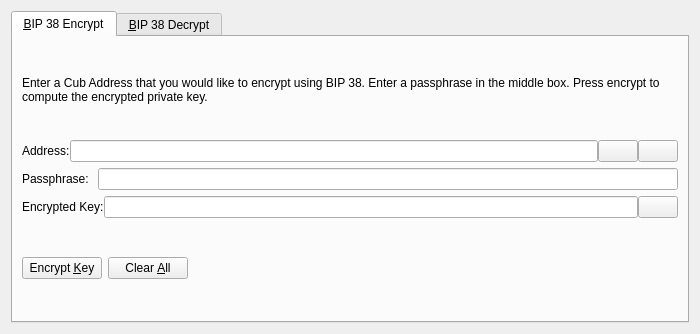
Above: src/qt/forms/bip38tooldialog.ui from cubex-network/cubex before the change. Below: the same form after it.
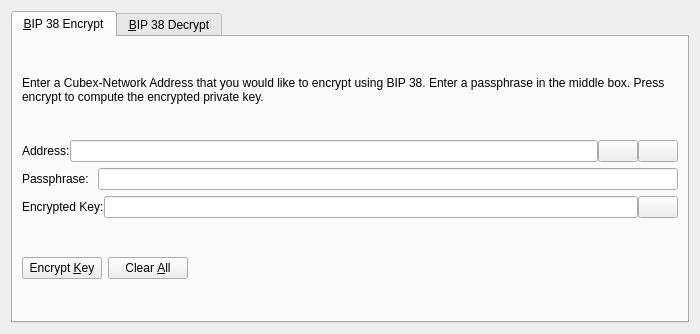
That is the form after the change. The open tabs and pages were chosen to show the change. Icons and pictures are not drawn. Custom widgets are drawn as their Qt base class.

```diff
--- a/src/qt/forms/bip38tooldialog.ui
+++ b/src/qt/forms/bip38tooldialog.ui
@@ -30,7 +30,7 @@
        <item>
         <widget class="QLabel" name="infoLabel_ENC">
          <property name="text">
-          <string>Enter a Cub Address that you would like to encrypt using BIP 38. Enter a passphrase in the middle box. Press encrypt to compute the encrypted private key.</string>
+          <string>Enter a Cubex-Network Address that you would like to encrypt using BIP 38. Enter a passphrase in the middle box. Press encrypt to compute the encrypted private key.</string>
          </property>
          <property name="textFormat">
           <enum>Qt::PlainText</enum>
```
Left out of the diff: 8 changed lines with no effect on the pictures.
